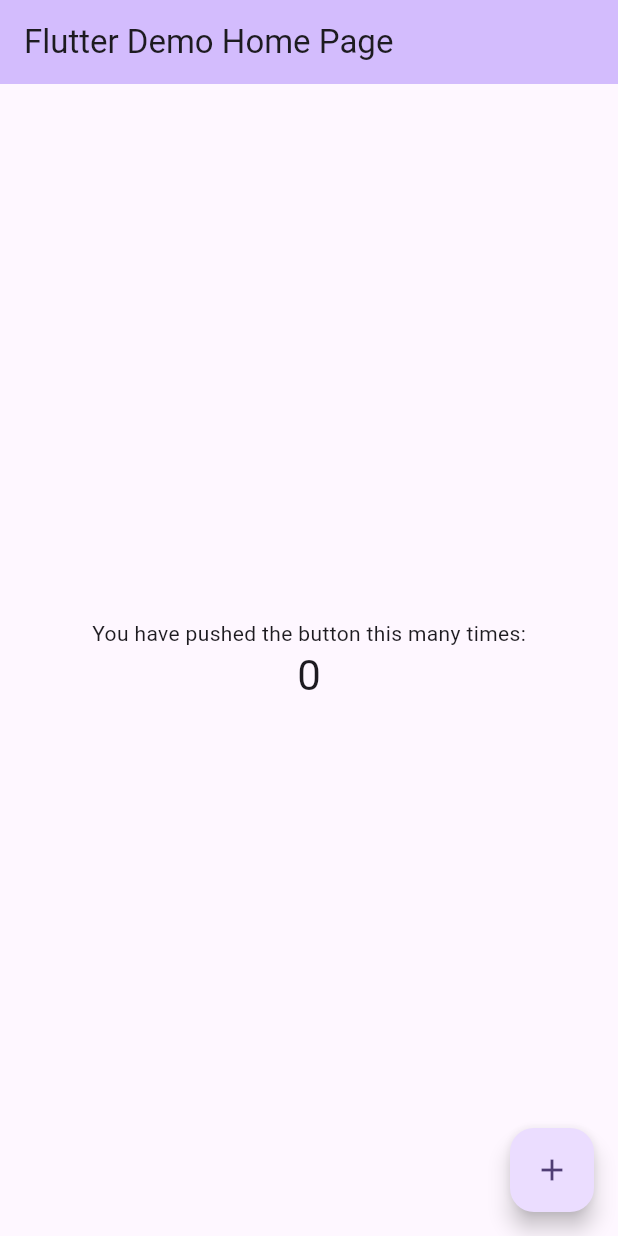
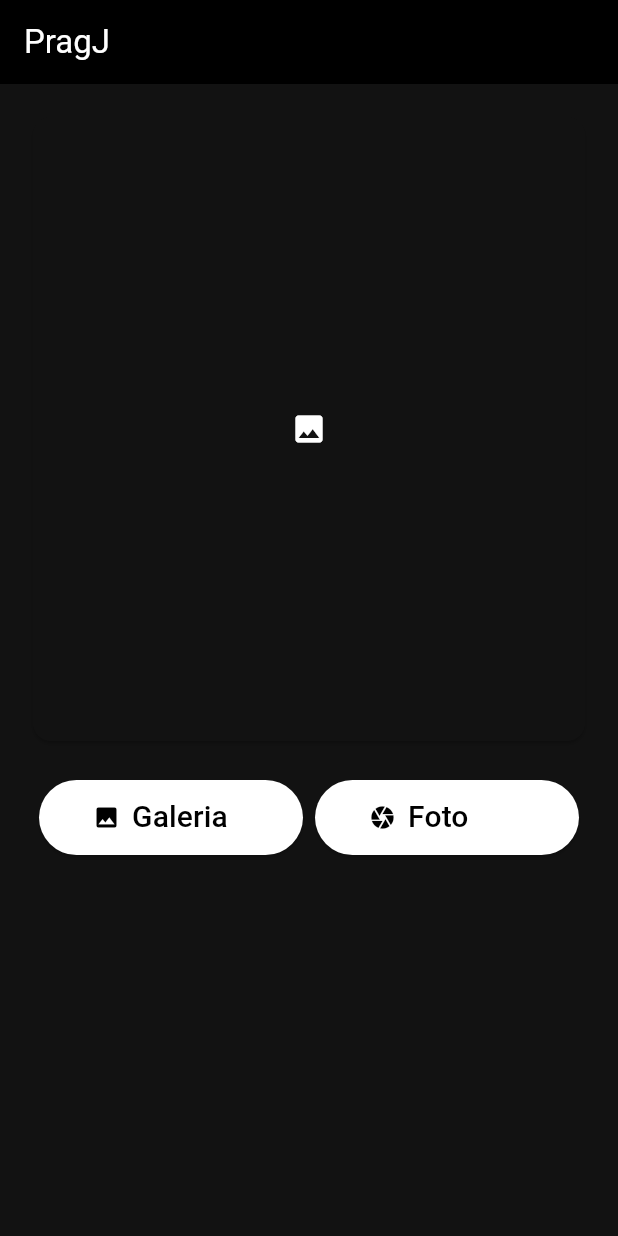
Before and after one commit to JacoNeto/pragj-app, a Flutter app: the screen it shows after launch, on a phone screen of 412 x 824 dp. Run offline on Flutter 3.47's test engine with Material 2 defaults, Android fonts, the phone set to English and light mode, and no system bars; our stand-ins replace firebase_core, firebase_storage, flutter_tts, get, image_picker; accounts and stored records are empty.

Commit message:
home and firebase

```diff
--- /dev/null
+++ b/lib/app.dart
@@ -0,0 +1,21 @@
+import 'package:flutter/material.dart';
+import 'package:get/get.dart';
+
+import 'pages/home/home_page.dart';
+
+class PragJ extends StatelessWidget {
+  const PragJ({super.key});
+
+  @override
+  Widget build(BuildContext context) {
+    return GetMaterialApp(
+      title: 'PragJ',
+      debugShowCheckedModeBanner: false,
+      theme: ThemeData(
+        colorScheme: const ColorScheme.highContrastDark(),
+        useMaterial3: true,
+      ),
+      home: MyHomePage(),
+    );
+  }
+}
--- /dev/null
+++ b/lib/controllers/home_controller.dart
@@ -0,0 +1,91 @@
+import 'dart:io';
+
+import 'package:flutter_tts/flutter_tts.dart';
+import 'package:get/get.dart';
+import 'package:image_picker/image_picker.dart';
+
+import '../services/firebase/storage.dart';
+
+class HomeController extends GetxController {
+  final ImagePicker picker = ImagePicker();
+  final FlutterTts flutterTts = FlutterTts();
+
+  // ignore: unnecessary_cast
+  Rx<XFile?> imageXFile = (null as XFile?).obs;
+  // ignore: unnecessary_cast
+  Rx<File?> imageFile = (null as File?).obs;
+
+  // generated text
+  Rx<String> text = "".obs;
+  // audio reproducing ui
+  var isReproducing = false.obs;
+
+  @override
+  void onInit() {
+    flutterTts.awaitSpeakCompletion(false);
+    flutterTts.setQueueMode(1);
+    flutterTts.setLanguage("pt");
+    flutterTts.setSpeechRate(0.7);
+    flutterTts.setVoice({"name": "Karen", "locale": "pt-BR"});
+    flutterTts.setCompletionHandler(() {
+      isReproducing.value = false;
+    });
+    super.onInit();
+  }
+
+  bool hasImageFile() {
+    return imageXFile.value != null;
+  }
+
+  Future<void> pickImageFromGallery() async {
+    imageXFile.value = await picker.pickImage(source: ImageSource.gallery);
+    imageFile.value = File(imageXFile.value!.path);
+  }
+
+  Future<void> pickImageFromCamera() async {
+    imageXFile.value = await picker.pickImage(source: ImageSource.camera);
+    imageFile.value = File(imageXFile.value!.path);
+  }
+
+  void clearImage() {
+    imageXFile.value = null;
+    imageFile.value = null;
+  }
+
+  void speak(String text) async {
+    isReproducing.value = true;
+    await flutterTts.speak(text);
+  }
+
+  void stop() async {
+    isReproducing.value = false;
+    await flutterTts.stop();
+  }
+
+  ///
+  ///
+  ///
+  ///
+  ///
+  ///
+  ///
+  ///
+  ///
+  ///
+  ///
+  /// [Image upload]
+  String? imageLink = "";
+  var isUploadLoading = false.obs;
+
+  Future<void> uploadImage() async {
+    isUploadLoading.value = true;
+    print("ALOOOOOOOOOOOOOOOO ${imageFile.value}");
+
+    if (imageFile.value != null) {
+      imageLink = await StorageClient()
+          .uploadImageToFirebase(imageFile: imageFile.value!);
+    }
+
+    isUploadLoading.value = false;
+  }
+}
--- a/lib/main.dart
+++ b/lib/main.dart
@@ -1,125 +1,12 @@
+import 'package:firebase_core/firebase_core.dart';
 import 'package:flutter/material.dart';
+import 'package:pragj/app.dart';
+import 'package:pragj/firebase_options.dart';
 
-void main() {
-  runApp(const MyApp());
+void main() async {
+  WidgetsFlutterBinding.ensureInitialized();
+  await Firebase.initializeApp(
+    options: DefaultFirebaseOptions.currentPlatform,
+  );
+  runApp(const PragJ());
 }
-
-class MyApp extends StatelessWidget {
-  const MyApp({super.key});
-
-  // This widget is the root of your application.
-  @override
-  Widget build(BuildContext context) {
-    return MaterialApp(
-      title: 'Flutter Demo',
-      theme: ThemeData(
-        // This is the theme of your application.
-        //
-        // TRY THIS: Try running your application with "flutter run". You'll see
-        // the application has a blue toolbar. Then, without quitting the app,
-        // try changing the seedColor in the colorScheme below to Colors.green
-        // and then invoke "hot reload" (save your changes or press the "hot
-        // reload" button in a Flutter-supported IDE, or press "r" if you used
-        // the command line to start the app).
-        //
-        // Notice that the counter didn't reset back to zero; the application
-        // state is not lost during the reload. To reset the state, use hot
-        // restart instead.
-        //
-        // This works for code too, not just values: Most code changes can be
-        // tested with just a hot reload.
-        colorScheme: ColorScheme.fromSeed(seedColor: Colors.deepPurple),
-        useMaterial3: true,
-      ),
-      home: const MyHomePage(title: 'Flutter Demo Home Page'),
-    );
-  }
-}
-
-class MyHomePage extends StatefulWidget {
-  const MyHomePage({super.key, required this.title});
-
-  // This widget is the home page of your application. It is stateful, meaning
-  // that it has a State object (defined below) that contains fields that affect
-  // how it looks.
-
-  // This class is the configuration for the state. It holds the values (in this
-  // case the title) provided by the parent (in this case the App widget) and
-  // used by the build method of the State. Fields in a Widget subclass are
-  // always marked "final".
-
-  final String title;
-
-  @override
-  State<MyHomePage> createState() => _MyHomePageState();
-}
-
-class _MyHomePageState extends State<MyHomePage> {
-  int _counter = 0;
-
-  void _incrementCounter() {
-    setState(() {
-      // This call to setState tells the Flutter framework that something has
-      // changed in this State, which causes it to rerun the build method below
-      // so that the display can reflect the updated values. If we changed
-      // _counter without calling setState(), then the build method would not be
-      // called again, and so nothing would appear to happen.
-      _counter++;
-    });
-  }
-
-  @override
-  Widget build(BuildContext context) {
-    // This method is rerun every time setState is called, for instance as done
-    // by the _incrementCounter method above.
-    //
-    // The Flutter framework has been optimized to make rerunning build methods
-    // fast, so that you can just rebuild anything that needs updating rather
-    // than having to individually change instances of widgets.
-    return Scaffold(
-      appBar: AppBar(
-        // TRY THIS: Try changing the color here to a specific color (to
-        // Colors.amber, perhaps?) and trigger a hot reload to see the AppBar
-        // change color while the other colors stay the same.
-        backgroundColor: Theme.of(context).colorScheme.inversePrimary,
-        // Here we take the value from the MyHomePage object that was created by
-        // the App.build method, and use it to set our appbar title.
-        title: Text(widget.title),
-      ),
-      body: Center(
-        // Center is a layout widget. It takes a single child and positions it
-        // in the middle of the parent.
-        child: Column(
-          // Column is also a layout widget. It takes a list of children and
-          // arranges them vertically. By default, it sizes itself to fit its
-          // children horizontally, and tries to be as tall as its parent.
-          //
-          // Column has various properties to control how it sizes itself and
-          // how it positions its children. Here we use mainAxisAlignment to
-          // center the children vertically; the main axis here is the vertical
-          // axis because Columns are vertical (the cross axis would be
-          // horizontal).
-          //
-          // TRY THIS: Invoke "debug painting" (choose the "Toggle Debug Paint"
-          // action in the IDE, or press "p" in the console), to see the
-          // wireframe for each widget.
-          mainAxisAlignment: MainAxisAlignment.center,
-          children: <Widget>[
-            const Text(
-              'You have pushed the button this many times:',
-            ),
-            Text(
-              '$_counter',
-              style: Theme.of(context).textTheme.headlineMedium,
-            ),
-          ],
-        ),
-      ),
-      floatingActionButton: FloatingActionButton(
-        onPressed: _incrementCounter,
-        tooltip: 'Increment',
-        child: const Icon(Icons.add),
-      ), // This trailing comma makes auto-formatting nicer for build methods.
-    );
-  }
-}
--- /dev/null
+++ b/lib/pages/home/home_page.dart
@@ -0,0 +1,108 @@
+import 'dart:io';
+
+import 'package:flutter/foundation.dart' show kIsWeb;
+import 'package:flutter/material.dart';
+import 'package:get/get.dart';
+import 'package:pragj/controllers/home_controller.dart';
+import 'package:pragj/utils/shared_widgets/my_button.dart';
+
+class MyHomePage extends StatelessWidget {
+  MyHomePage({super.key});
+
+  final HomeController _homeController = Get.put(HomeController());
+
+  @override
+  Widget build(BuildContext context) {
+    return Scaffold(
+      appBar: AppBar(
+        backgroundColor: Theme.of(context).colorScheme.inversePrimary,
+        title: const Text("PragJ"),
+      ),
+      body: Padding(
+        padding: const EdgeInsets.all(18.0),
+        child: SingleChildScrollView(
+          child: Column(
+            mainAxisAlignment: MainAxisAlignment.center,
+            children: [
+              Card(
+                child: Padding(
+                  padding: const EdgeInsets.all(8.0),
+                  child: Obx(() => _homeController.hasImageFile()
+                      ? Stack(
+                          children: [
+                            SizedBox(
+                                height: 500,
+                                width: 500,
+                                child: kIsWeb
+                                    ? Image.network(
+                                        _homeController.imageXFile.value!.path)
+                                    : Image.file(File(_homeController
+                                        .imageFile.value!.path))),
+                            CloseButton(
+                              onPressed: () => _homeController.clearImage(),
+                            )
+                          ],
+                        )
+                      : const SizedBox(
+                          height: 400,
+                          width: double.infinity,
+                          child: Icon(Icons.image),
+                        )),
+                ),
+              ),
+              const SizedBox(
+                height: 14,
+              ),
+              Padding(
+                padding: const EdgeInsets.all(8.0),
+                child: Row(
+                  children: [
+                    Expanded(
+                      child: MyButton(
+                        leading: const Icon(
+                          Icons.photo,
+                          color: Colors.black,
+                        ),
+                        label: "Galeria",
+                        onPressed: () {
+                          _homeController.pickImageFromGallery();
+                        },
+                      ),
+                    ),
+                    const SizedBox(
+                      width: 8,
+                    ),
+                    Expanded(
+                      child: MyButton(
+                        leading: const Icon(Icons.camera, color: Colors.black),
+                        label: "Foto",
+                        onPressed: () {
+                          _homeController.pickImageFromCamera();
+                        },
+                      ),
+                    ),
+                  ],
+                ),
+              ),
+              Obx(() => Padding(
+                    padding: const EdgeInsets.all(8),
+                    child: _homeController.hasImageFile()
+                        ? MyButton(
+                            leading: _homeController.isUploadLoading.value
+                                ? const CircularProgressIndicator()
+                                : const Icon(Icons.generating_tokens),
+                            label: "Gerar texto",
+                            onPressed: () async {
+                              await _homeController.uploadImage();
+                              // navegar para a tela de resultado
+                            },
+                          )
+                        : const SizedBox.shrink(),
+                  )),
+            ],
+          ),
+        ),
+      ),
+    );
+  }
+}
--- /dev/null
+++ b/lib/utils/shared_widgets/my_button.dart
@@ -0,0 +1,37 @@
+import 'package:flutter/material.dart';
+
+class MyButton extends StatelessWidget {
+  const MyButton(
+      {super.key, this.onPressed, required this.leading, required this.label});
+
+  final void Function()? onPressed;
+  final Widget leading;
+  final String label;
+
+  @override
+  Widget build(BuildContext context) {
+    return SizedBox(
+      height: 50,
+      child: ElevatedButton(
+        onPressed: onPressed,
+        style: ElevatedButton.styleFrom(
+            backgroundColor: Colors.white, foregroundColor: Colors.black),
+        child: Row(
+          children: [
+            const SizedBox(
+              width: 12,
+            ),
+            leading,
+            const SizedBox(
+              width: 8,
+            ),
+            Text(
+              label,
+              style: const TextStyle(color: Colors.black, fontSize: 20),
+            )
+          ],
+        ),
+      ),
+    );
+  }
+}
```
Also changed, not shown: lib/services/firebase/storage.dart (added, +47 -0 lines), pubspec.yaml (+11 -18 lines), lib/firebase_options.dart (added), pubspec.lock, 10 other files.
